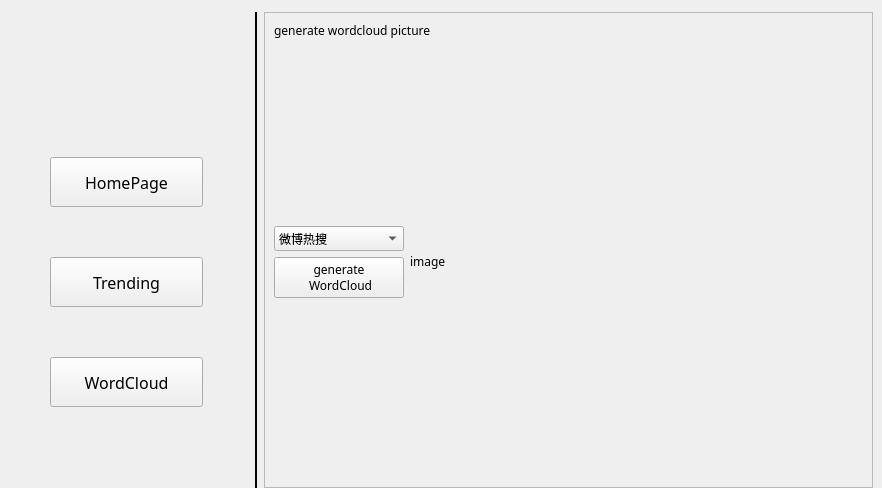
Old version of the form window.ui in the repository ZainLLL/TopTrending.
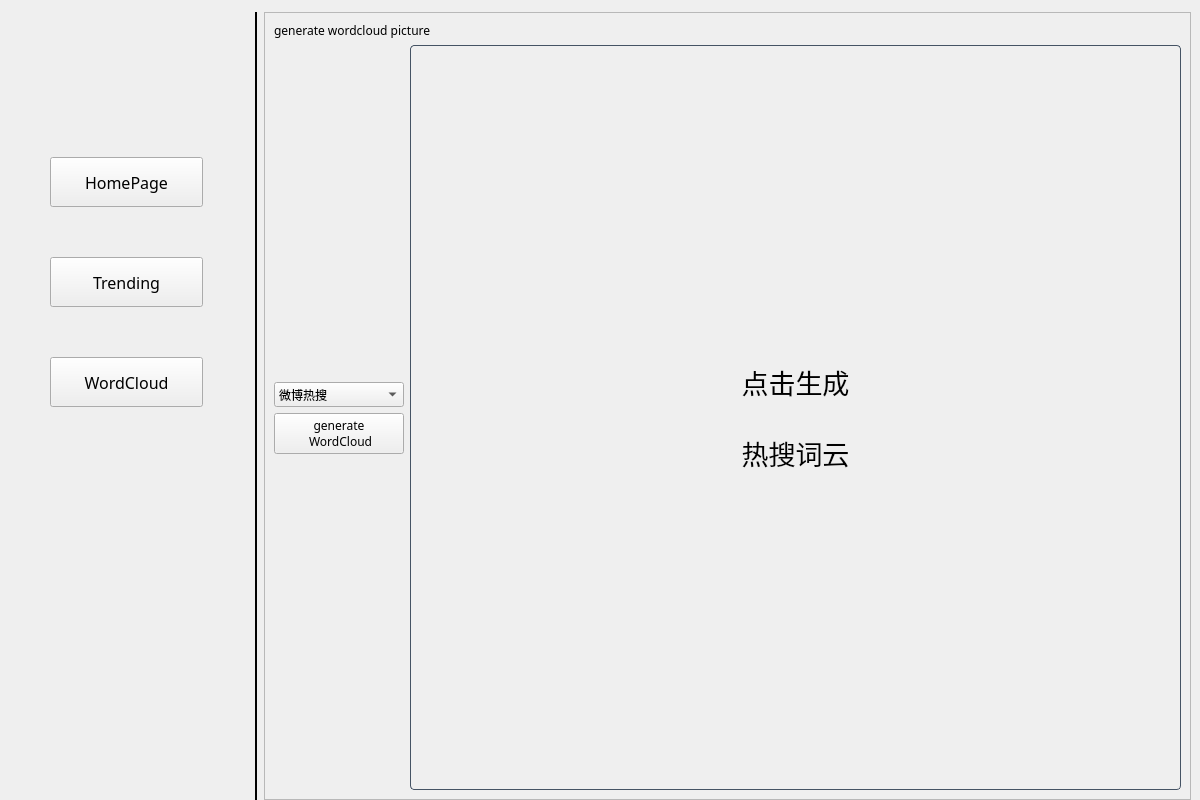
New version of the form. Icons and pictures are not drawn.

What changed in the file:
```diff
--- a/window.ui
+++ b/window.ui
@@ -6,8 +6,8 @@
    <rect>
     <x>0</x>
     <y>0</y>
-    <width>874</width>
-    <height>488</height>
+    <width>1200</width>
+    <height>800</height>
    </rect>
   </property>
   <property name="minimumSize">
@@ -964,9 +964,31 @@
          </widget>
         </item>
         <item row="1" column="1" rowspan="5" colspan="2">
-         <widget class="QLabel" name="label_5">
+         <widget class="QLabel" name="img_label">
+          <property name="font">
+           <font>
+            <pointsize>20</pointsize>
+           </font>
+          </property>
+          <property name="styleSheet">
+           <string notr="true">border: 1px solid #455364;border-radius: 4px;</string>
+          </property>
+          <property name="frameShape">
+           <enum>QFrame::StyledPanel</enum>
+          </property>
           <property name="text">
-           <string>image</string>
+           <string>点击生成
+
+热搜词云</string>
+          </property>
+          <property name="textFormat">
+           <enum>Qt::PlainText</enum>
+          </property>
+          <property name="scaledContents">
+           <bool>true</bool>
+          </property>
+          <property name="alignment">
+           <set>Qt::AlignCenter</set>
           </property>
          </widget>
         </item>
```
Left out of the diff: 4 changed lines with no effect on the pictures.
